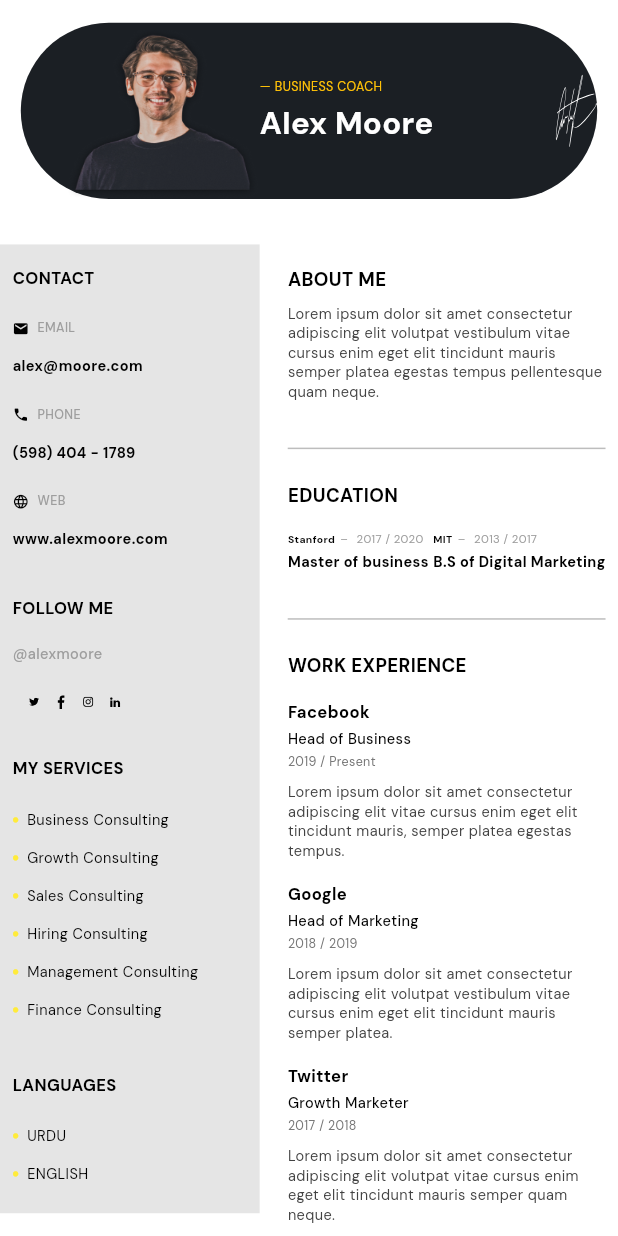
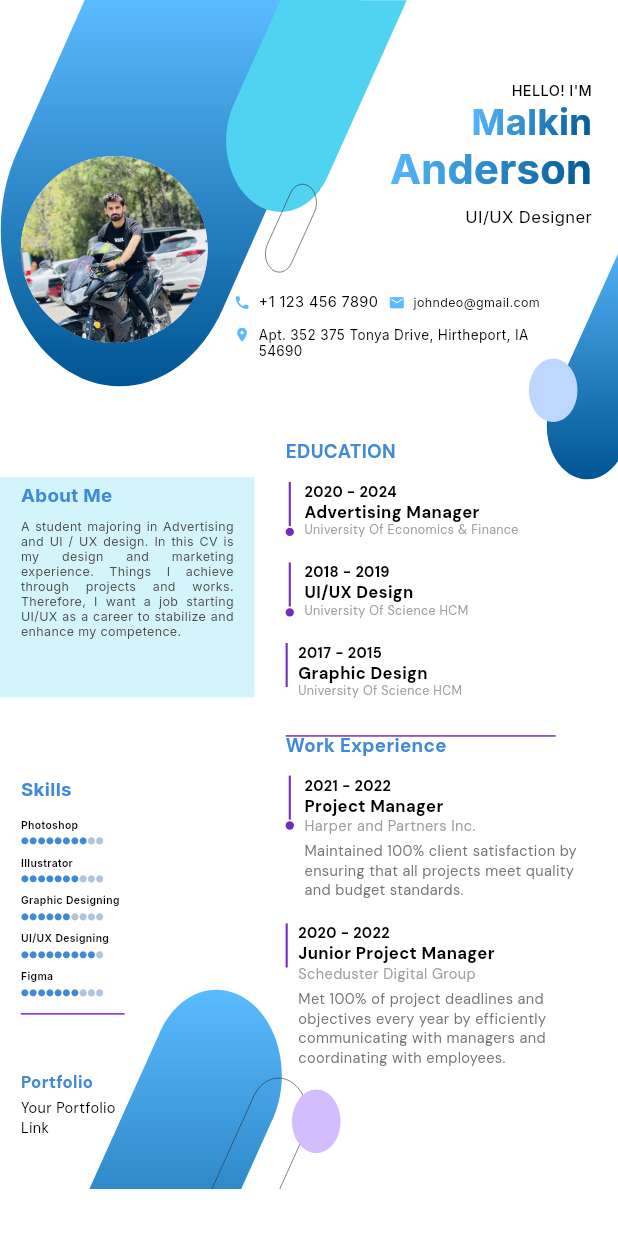
Before and after one commit to Kashannn/Resume_Builder_App, a Flutter app: the screen it shows after launch, on a phone screen of 412 x 824 dp. Run offline on Flutter 3.47's test engine with Material 3 defaults, Android fonts, the phone set to English and light mode, and no system bars; our stand-ins replace flutter_screenutil, flutter_svg, get, google_fonts, image_picker, open_file and 1 more.

Commit message:
Template 18

```diff
--- /dev/null
+++ b/lib/Templates/template18.dart
@@ -0,0 +1,547 @@
+import 'package:cvapp/utils/constant/app_images_constant.dart';
+import 'package:flutter/material.dart';
+import 'package:flutter_screenutil/flutter_screenutil.dart';
+import 'package:flutter_svg/svg.dart';
+import 'package:google_fonts/google_fonts.dart';
+
+class Template18 extends StatefulWidget {
+  const Template18({super.key});
+
+  @override
+  State<Template18> createState() => _Template18State();
+}
+
+class _Template18State extends State<Template18> {
+  @override
+  Widget build(BuildContext context) {
+    ScreenUtil.init(context, designSize: const Size(595, 842));
+    return SafeArea(
+      child: Scaffold(
+        body: SizedBox(
+          width: 595.w,
+          height: 842.h,
+          child: Stack(
+            children: [
+              SvgPicture.asset(
+                AppImages.imagetemplate18,
+                width: 595.w,
+                height: 810.h,
+                fit: BoxFit.fill,
+              ),
+              Column(
+                mainAxisAlignment: MainAxisAlignment.start,
+                crossAxisAlignment: CrossAxisAlignment.start,
+                children: [
+                  Row(
+                    children: [
+                      Padding(
+                        padding: EdgeInsets.only(left: 20.w, top: 40.h),
+                        child: CircleAvatar(
+                          radius: 90.r,
+                          backgroundImage: AssetImage(AppImages.profilePicture),
+                        ),
+                      ),
+                      Column(
+                        children: [
+                          Padding(
+                              padding: EdgeInsets.only(left: 170.w, top: 50.h),
+                              child: Container(
+                                width: 200.w,
+                                height: 110.h,
+                                // color: Colors.red,
+                                child: Column(
+                                  crossAxisAlignment: CrossAxisAlignment.end,
+                                  mainAxisAlignment: MainAxisAlignment.center,
+                                  children: [
+                                    Text(
+                                      'HELLO! I\'M',
+                                      style: GoogleFonts.inter(
+                                        fontSize: 14.sp,
+                                        fontWeight: FontWeight.w500,
+                                        color: Colors.black,
+                                      ),
+                                    ),
+                                    ShaderMask(
+                                      shaderCallback: (bounds) =>
+                                          LinearGradient(
+                                        colors: [
+                                          Color(0xFF5BBBFF),
+                                          Color(0xFF005592)
+                                        ],
+                                        begin: Alignment.topLeft,
+                                        end: Alignment.bottomRight,
+                                      ).createShader(bounds),
+                                      child: Text(
+                                        'Malkin',
+                                        style: GoogleFonts.inter(
+                                          fontSize: 35.sp,
+                                          fontWeight: FontWeight.bold,
+                                          color: Colors.white,
+                                        ),
+                                      ),
+                                    ),
+                                    ShaderMask(
+                                      shaderCallback: (bounds) =>
+                                          LinearGradient(
+                                        colors: [
+                                          Color(0xFF5BBBFF),
+                                          Color(0xFF005592)
+                                        ],
+                                        begin: Alignment.topLeft,
+                                        end: Alignment.bottomRight,
+                                      ).createShader(bounds),
+                                      child: Text(
+                                        'Anderson',
+                                        style: GoogleFonts.inter(
+                                          fontSize: 40.sp,
+                                          fontWeight: FontWeight.bold,
+                                          color: Colors.white,
+                                        ),
+                                      ),
+                                    ),
+                                    SizedBox(height: 8.h),
+                                    Text(
+                                      'UI/UX Designer',
+                                      style: GoogleFonts.inter(
+                                        fontSize: 16.sp,
+                                        fontWeight: FontWeight.w400,
+                                        color: Colors.black,
+                                      ),
+                                    ),
+                                  ],
+                                ),
+                              )),
+                          SizedBox(height: 40.h),
+                          Container(
+                            width: 320.w,
+                            height: 100.h,
+                            color: Colors.transparent,
+                            child: Column(
+                              crossAxisAlignment: CrossAxisAlignment.start,
+                              children: [
+                                Row(
+                                  children: [
+                                    Icon(Icons.phone,
+                                        color: Color(0xFF5BBBFF), size: 16.sp),
+                                    SizedBox(width: 8.w),
+                                    Text(
+                                      '+1 123 456 7890',
+                                      style: GoogleFonts.inter(
+                                        fontSize: 14.sp,
+                                        fontWeight: FontWeight.w400,
+                                        color: Colors.black,
+                                      ),
+                                    ),
+                                    SizedBox(width: 10.w),
+                                    Icon(Icons.email,
+                                        color: Color(0xFF5BBBFF), size: 16.sp),
+                                    SizedBox(width: 8.w),
+                                    Text(
+                                      'johndeo@gmail.com',
+                                      style: GoogleFonts.inter(
+                                        fontSize: 12.sp,
+                                        fontWeight: FontWeight.w400,
+                                        color: Colors.black,
+                                      ),
+                                    ),
+                                  ],
+                                ),
+                                SizedBox(height: 10.h),
+                                Row(
+                                  crossAxisAlignment: CrossAxisAlignment.start,
+                                  children: [
+                                    Icon(Icons.location_on,
+                                        color: Color(0xFF5BBBFF), size: 16.sp),
+                                    SizedBox(width: 8.w),
+                                    Expanded(
+                                      child: Text(
+                                        'Apt. 352 375 Tonya Drive, Hirtheport, IA 54690',
+                                        style: GoogleFonts.inter(
+                                          fontSize: 13.sp,
+                                          fontWeight: FontWeight.w400,
+                                          color: Colors.black,
+                                        ),
+                                      ),
+                                    ),
+                                  ],
+                                ),
+                              ],
+                            ),
+                          )
+                        ],
+                      ),
+                    ],
+                  ),
+                  Row(
+                    children: [
+                      Container(
+                        width: 245.w,
+                        height: 150.h,
+                        color: Color(0xFF50D3F1).withOpacity(0.25),
+                        child: Padding(
+                          padding: EdgeInsets.symmetric(
+                              horizontal: 20.w, vertical: 5.h),
+                          child: Column(
+                            crossAxisAlignment: CrossAxisAlignment.start,
+                            children: [
+                              Text(
+                                'About Me',
+                                style: GoogleFonts.inter(
+                                  fontSize: 18.sp,
+                                  fontWeight: FontWeight.bold,
+                                  color: Color(0xFF4089D8),
+                                ),
+                              ),
+                              SizedBox(height: 8.h),
+                              Text(
+                                'A student majoring in Advertising and UI / UX design. In this CV is my design and marketing experience. Things I achieve through projects and works. Therefore, I want a job starting UI/UX as a career to stabilize and enhance my competence.',
+                                style: GoogleFonts.inter(
+                                  fontSize: 12.sp,
+                                  fontWeight: FontWeight.w400,
+                                  color: Color(0xFF4D4D4D),
+                                ),
+                                textAlign: TextAlign.justify,
+                              ),
+                            ],
+                          ),
+                        ),
+                      ),
+                      SizedBox(width: 30.w),
+                      Column(
+                        children: [
+                          Container(
+                            width: 260.w,
+                            height: 200.h,
+                            color: Colors.transparent,
+                            child: Column(
+                              crossAxisAlignment: CrossAxisAlignment.start,
+                              children: [
+                                Text(
+                                  'EDUCATION',
+                                  style: GoogleFonts.dmSans(
+                                    fontSize: 18.sp,
+                                    fontWeight: FontWeight.bold,
+                                    color: Color(0xFF4089D8),
+                                  ),
+                                ),
+                                SizedBox(height: 12.h),
+                                _buildEducationItem(
+                                  year: '2020 - 2024',
+                                  title: 'Advertising Manager',
+                                  institution:
+                                      'University Of Economics & Finance',
+                                  showDot: true,
+                                ),
+                                _buildEducationItem(
+                                  year: '2018 - 2019',
+                                  title: 'UI/UX Design',
+                                  institution: 'University Of Science HCM',
+                                  showDot: true,
+                                ),
+                                _buildEducationItem(
+                                  year: '2017 - 2015',
+                                  title: 'Graphic Design',
+                                  institution: 'University Of Science HCM',
+                                  showDot: false,
+                                ),
+                                SizedBox(height: 8.h),
+                                Container(
+                                  width: double.infinity,
+                                  height: 1.h,
+                                  color: Color(0xFF6F2DBD),
+                                ),
+                              ],
+                            ),
+                          )
+                        ],
+                      ),
+                    ],
+                  ),
+                  Padding(
+                    padding: EdgeInsets.symmetric(horizontal: 20.w),
+                    child: Row(
+                      mainAxisAlignment: MainAxisAlignment.spaceBetween,
+                      children: [
+                        Container(
+                          width: 100.w,
+                          height: 170.h,
+                          color: Colors.transparent,
+                          child: Column(
+                            crossAxisAlignment: CrossAxisAlignment.start,
+                            children: [
+                              Text(
+                                'Skills',
+                                style: GoogleFonts.inter(
+                                  fontSize: 18.sp,
+                                  fontWeight: FontWeight.bold,
+                                  color: Color(0xFF4089D8),
+                                ),
+                              ),
+                              SizedBox(height: 8.h),
+                              _buildSkillRow('Photoshop', 8),
+                              _buildSkillRow('Illustrator', 7),
+                              _buildSkillRow('Graphic Designing', 6),
+                              _buildSkillRow('UI/UX Designing', 9),
+                              _buildSkillRow('Figma', 7),
+                              Divider(
+                                color: Color(0xFF7623FF),
+                              ),
+                            ],
+                          ),
+                        ),
+                        Container(
+                          width: 300.w,
+                          height: 230.h,
+                          color: Colors.transparent,
+                          child: Column(
+                            crossAxisAlignment: CrossAxisAlignment.start,
+                            children: [
+                              Text(
+                                'Work Experience',
+                                style: GoogleFonts.dmSans(
+                                  fontSize: 18.sp,
+                                  fontWeight: FontWeight.bold,
+                                  color: Color(0xFF4089D8),
+                                ),
+                              ),
+                              SizedBox(height: 12.h),
+                              _buildExperienceItem(
+                                year: '2021 - 2022',
+                                title: 'Project Manager',
+                                company: 'Harper and Partners Inc.',
+                                description:
+                                    'Maintained 100% client satisfaction by ensuring that all projects meet quality and budget standards.',
+                                showDot: true,
+                              ),
+                              _buildExperienceItem(
+                                year: '2020 - 2022',
+                                title: 'Junior Project Manager',
+                                company: 'Scheduster Digital Group',
+                                description:
+                                    'Met 100% of project deadlines and objectives every year by efficiently communicating with managers and coordinating with employees.',
+                                showDot: false,
+                              ),
+                            ],
+                          ),
+                        ),
+                      ],
+                    ),
+                  ),
+                  Padding(
+                    padding: EdgeInsets.symmetric(horizontal: 20.w),
+                    child: Container(
+                      width: 100.w,
+                      height: 50.h,
+                      color: Colors.transparent,
+                      child: Column(
+                        crossAxisAlignment: CrossAxisAlignment.start,
+                        children: [
+                          Text(
+                            'Portfolio',
+                            style: GoogleFonts.dmSans(
+                              fontSize: 16.sp,
+                              fontWeight: FontWeight.bold,
+                              color: Color(0xFF4089D8),
+                            ),
+                          ),
+                          SizedBox(height: 4.h),
+                          Text(
+                            'Your Portfolio Link',
+                            style: GoogleFonts.dmSans(
+                              fontSize: 14.sp,
+                              fontWeight: FontWeight.w400,
+                              color: Colors.black,
+                            ),
+                          ),
+                        ],
+                      ),
+                    ),
+                  )
+                ],
+              ),
+            ],
+          ),
+        ),
+      ),
+    );
+  }
+
+  Widget _buildSkillRow(String skill, int proficiency) {
+    return Padding(
+      padding: EdgeInsets.symmetric(vertical: 4.h),
+      child: Column(
+        mainAxisAlignment: MainAxisAlignment.spaceBetween,
+        crossAxisAlignment: CrossAxisAlignment.start,
+        children: [
+          Text(
+            skill,
+            style: GoogleFonts.inter(
+              fontSize: 10.sp,
+              fontWeight: FontWeight.w600,
+              color: Colors.black,
+            ),
+          ),
+          SizedBox(height: 4.h),
+          Row(
+            children: List.generate(10, (index) {
+              return Icon(
+                Icons.circle,
+                size: 8.sp,
+                color:
+                    index < proficiency ? Color(0xFF4089D8) : Color(0xFFB0C4DE),
+              );
+            }),
+          ),
+        ],
+      ),
+    );
+  }
+
+  Widget _buildEducationItem({
+    required String year,
+    required String title,
+    required String institution,
+    required bool showDot,
+  }) {
+    return Row(
+      crossAxisAlignment: CrossAxisAlignment.start,
+      children: [
+        Column(
+          children: [
+            Container(
+              width: 2.w,
+              height: 30.h,
+              color: Color(0xFF6F2DBD), // Vertical line color
+            ),
+            if (showDot)
+              Container(
+                width: 8.w,
+                height: 8.h,
+                decoration: BoxDecoration(
+                  color: Color(0xFF6F2DBD), // Dot color
+                  shape: BoxShape.circle,
+                ),
+              ),
+            if (!showDot)
+              Container(
+                width: 2.w,
+                height: 20.h,
+                color: Colors.transparent, // Line after the last dot
+              ),
+          ],
+        ),
+        SizedBox(width: 10.w),
+        Column(
+          crossAxisAlignment: CrossAxisAlignment.start,
+          children: [
+            Text(
+              year,
+              style: GoogleFonts.dmSans(
+                fontSize: 14.sp,
+                fontWeight: FontWeight.bold,
+                color: Colors.black,
+              ),
+            ),
+            Text(
+              title,
+              style: GoogleFonts.dmSans(
+                fontSize: 16.sp,
+                fontWeight: FontWeight.bold,
+                color: Colors.black,
+              ),
+            ),
+            Text(
+              institution,
+              style: GoogleFonts.dmSans(
+                fontSize: 12.sp,
+                fontWeight: FontWeight.w400,
+                color: Colors.grey,
+              ),
+            ),
+            SizedBox(height: 16.h),
+          ],
+        ),
+      ],
+    );
+  }
+
+  Widget _buildExperienceItem({
+    required String year,
+    required String title,
+    required String company,
+    required String description,
+    required bool showDot,
+  }) {
+    return Row(
+      crossAxisAlignment: CrossAxisAlignment.start,
+      children: [
+        Column(
+          children: [
+            Container(
+              width: 2.w,
+              height: 30.h,
+              color: Color(0xFF6F2DBD),
+            ),
+            if (showDot)
+              Container(
+                width: 8.w,
+                height: 8.h,
+                decoration: BoxDecoration(
+                  color: Color(0xFF6F2DBD),
+                  shape: BoxShape.circle,
+                ),
+              ),
+            if (!showDot)
+              Container(
+                width: 2.w,
+                height: 30.h,
+                color: Colors.transparent,
+              ),
+          ],
+        ),
+        SizedBox(width: 10.w),
+        Expanded(
+          child: Column(
+            crossAxisAlignment: CrossAxisAlignment.start,
+            children: [
+              Text(
+                year,
+                style: GoogleFonts.dmSans(
+                  fontSize: 14.sp,
+                  fontWeight: FontWeight.bold,
+                  color: Colors.black,
+                ),
+              ),
+              Text(
+                title,
+                style: GoogleFonts.dmSans(
+                  fontSize: 16.sp,
+                  fontWeight: FontWeight.bold,
+                  color: Colors.black,
+                ),
+              ),
+              Text(
+                company,
+                style: GoogleFonts.dmSans(
+                  fontSize: 14.sp,
+                  fontWeight: FontWeight.w400,
+                  color: Colors.grey,
+                ),
+              ),
+              SizedBox(height: 4.h),
+              Text(
+                description,
+                style: GoogleFonts.dmSans(
+                  fontSize: 14.sp,
+                  fontWeight: FontWeight.w400,
+                  color: Colors.grey[600],
+                ),
+              ),
+              SizedBox(height: 16.h),
+            ],
+          ),
+        ),
+      ],
+    );
+  }
+}
--- a/lib/main.dart
+++ b/lib/main.dart
@@ -7,6 +7,7 @@ import 'package:provider/provider.dart';
 import 'Allcontrollers/theme_changer_controller.dart';
 import 'Templates/template15.dart';
 import 'Templates/template17.dart';
+import 'Templates/template18.dart';
 
 Future<void> main() async {
   runApp(const MyApp());
@@ -37,7 +38,7 @@ class MyApp extends StatelessWidget {
           ),
         );
       },
-      child: Template15(),
+      child: Template18(),
     );
   }
 }
--- a/lib/utils/constant/app_images_constant.dart
+++ b/lib/utils/constant/app_images_constant.dart
@@ -32,6 +32,7 @@ class AppImages extends AssetImage {
 //Svg images
   static const String icons = '$_iconPath/icons.svg';
   static const String signature15= '$_iconPath/signature15.svg';
+  static const String imagetemplate18= '$_iconPath/imagetemplate18.svg';
 
   static const String instagram = '$_iconPath/instagram.svg';
   static const String twitter = '$_iconPath/twitter.svg';
```
Also changed, not shown: assets/IconsSvg/imagetemplate18.svg (added).
